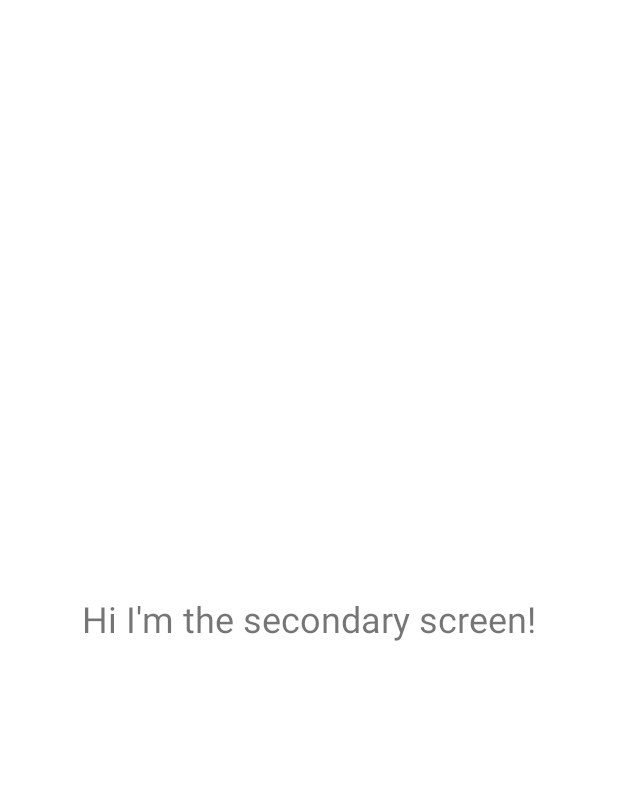
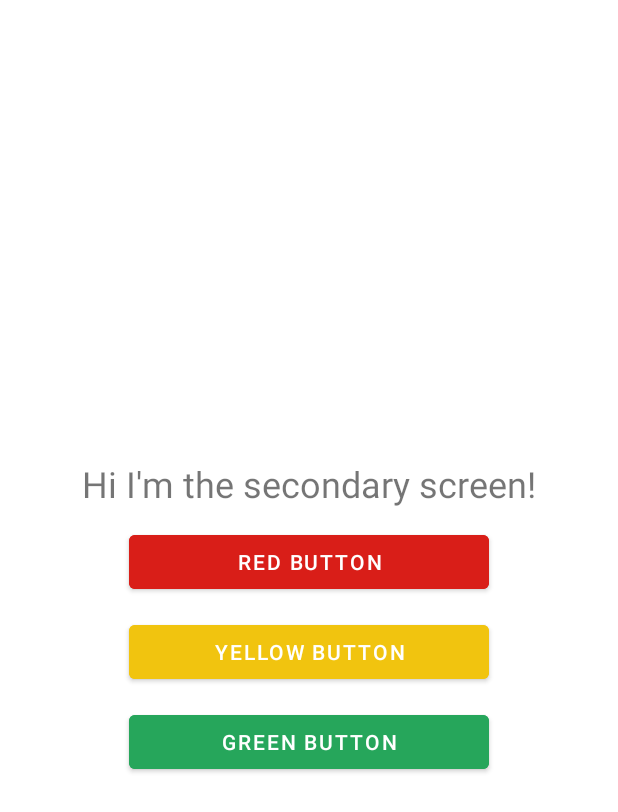
Before and after one commit to HelloImKevo/AndroidPresentationDisplayDemo, an Android app: the layout second_screen_logo.xml on its own in the app's theme, with its tools: preview values and no code run, on a phone screen of 412 x 824 dp. Shown: the top 812 px of the screen. Run offline under Robolectric (Android 15) with nearby library versions, the phone set to English and light mode, and no system bars.

Commit message:
Add Accessory Display Service boilerplate and fix Theme Resource ID crash
Description:
- The secondary display now shows three buttons. Each of them will show
  a Snackbar when clicked by the customer.
- Borrow an icon from the Bootstrap Font Awesome library.
- Start the new `AccessoryDisplayService` when the demo app is running. It
  will show a Notification in the Android Status Bar.
- Start building the foundation of Intents, Broadcasts and Notifications to
  drive the lifecycle of the new Service (this is a work in progress).

Related Issue(s):
https://gpproduct.atlassian.net/browse/PPA-9661

```diff
--- a/app/src/main/AndroidManifest.xml
+++ b/app/src/main/AndroidManifest.xml
@@ -5,6 +5,7 @@
     <!-- Include required permissions for Google Mobile Ads to run. -->
     <uses-permission android:name="android.permission.ACCESS_NETWORK_STATE" />
     <uses-permission android:name="android.permission.INTERNET" />
+    <uses-permission android:name="android.permission.FOREGROUND_SERVICE" />
 
     <application
         android:allowBackup="true"
@@ -16,6 +17,11 @@
         android:supportsRtl="true"
         android:theme="@style/Theme.AndroidPresentationDisplayDemo"
         tools:targetApi="31">
+
+        <!-- Accessory Display -->
+        <service
+            android:name=".service.AccessoryDisplayService"
+            android:exported="false" />
 
         <!--
         You can find your app ID in the AdMob UI. For android:value,
--- a/app/src/main/res/layout/nav_header_main.xml
+++ b/app/src/main/res/layout/nav_header_main.xml
@@ -23,7 +23,7 @@
         android:text="@string/nav_header_title" />
 
     <TextView
-        android:id="@+id/textView"
+        android:id="@+id/nav_header_subtitle"
         android:layout_width="wrap_content"
         android:layout_height="wrap_content"
         android:text="@string/nav_header_subtitle" />
--- a/app/src/main/res/layout/second_screen_logo.xml
+++ b/app/src/main/res/layout/second_screen_logo.xml
@@ -5,14 +5,45 @@
     android:layout_width="match_parent"
     android:layout_height="match_parent">
 
-    <TextView
-        android:id="@+id/second_screen_text_view"
+    <androidx.appcompat.widget.LinearLayoutCompat
         android:layout_width="wrap_content"
         android:layout_height="wrap_content"
-        android:text="Hi I'm the secondary screen!"
+        android:gravity="center_horizontal"
+        android:orientation="vertical"
         app:layout_constraintBottom_toBottomOf="parent"
         app:layout_constraintEnd_toEndOf="parent"
         app:layout_constraintStart_toStartOf="parent"
-        app:layout_constraintTop_toTopOf="parent"
-        android:textSize="24dp"/>
+        app:layout_constraintTop_toTopOf="parent">
+
+        <TextView
+            android:id="@+id/second_screen_text_view"
+            android:layout_width="wrap_content"
+            android:layout_height="wrap_content"
+            android:text="Hi I'm the secondary screen!"
+            android:textSize="24dp" />
+
+        <Button
+            android:id="@+id/btn_red"
+            android:layout_width="240dp"
+            android:layout_height="wrap_content"
+            android:layout_marginTop="12dp"
+            android:backgroundTint="#d91e18"
+            android:text="Red Button" />
+
+        <Button
+            android:id="@+id/btn_yellow"
+            android:layout_width="240dp"
+            android:layout_height="wrap_content"
+            android:layout_marginTop="12dp"
+            android:backgroundTint="#f1c40f"
+            android:text="Yellow Button" />
+
+        <Button
+            android:id="@+id/btn_green"
+            android:layout_width="240dp"
+            android:layout_height="wrap_content"
+            android:layout_marginTop="12dp"
+            android:backgroundTint="#26a65b"
+            android:text="Green Button" />
+    </androidx.appcompat.widget.LinearLayoutCompat>
 </androidx.constraintlayout.widget.ConstraintLayout>
```
Also changed, not shown: app/src/main/java/com/kevo/displaydemo/MainActivity.kt (+16 -5 lines), app/src/main/java/com/kevo/displaydemo/app/Intent.kt (added, +22 -0 lines), app/src/main/java/com/kevo/displaydemo/app/IntentExtras.kt (added, +10 -0 lines), app/src/main/java/com/kevo/displaydemo/service/AccessoryDisplayService.kt (added, +126 -0 lines), app/src/main/java/com/kevo/displaydemo/service/ServiceManager.kt (added, +82 -0 lines), app/src/main/java/com/kevo/displaydemo/ui/BaseActivity.kt (added, +18 -0 lines), app/src/main/java/com/kevo/displaydemo/ui/secondarydisplay/PresentationFragment.kt (+29 -3 lines), app/src/main/java/com/kevo/displaydemo/ui/secondarydisplay/SimplePresentationFragment.kt (+39 -6 lines), app/src/main/java/com/kevo/displaydemo/util/DeviceHelper.kt (added, +23 -0 lines), app/src/main/java/com/kevo/displaydemo/util/SnackbarHelper.kt (added, +12 -0 lines), app/src/main/res/drawable/ic_fa_layers_half.xml (added, +10 -0 lines), app/src/main/res/values/strings.xml (+7 -1 lines).
